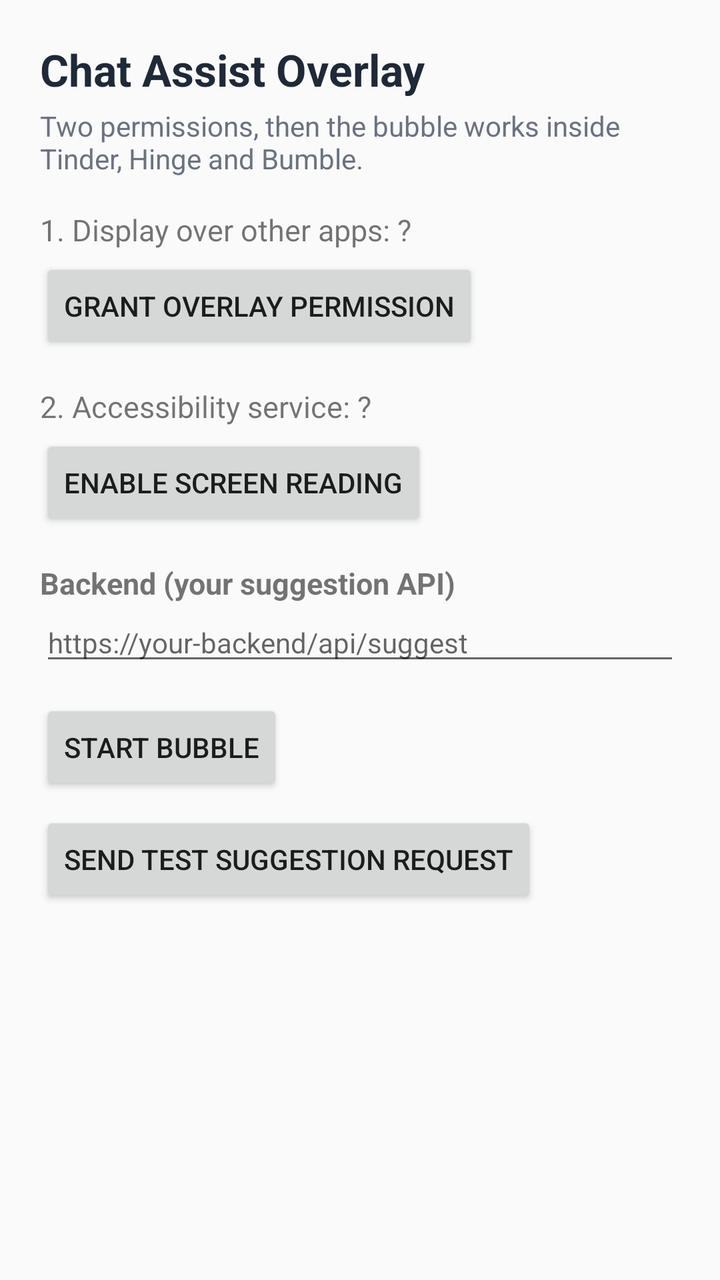
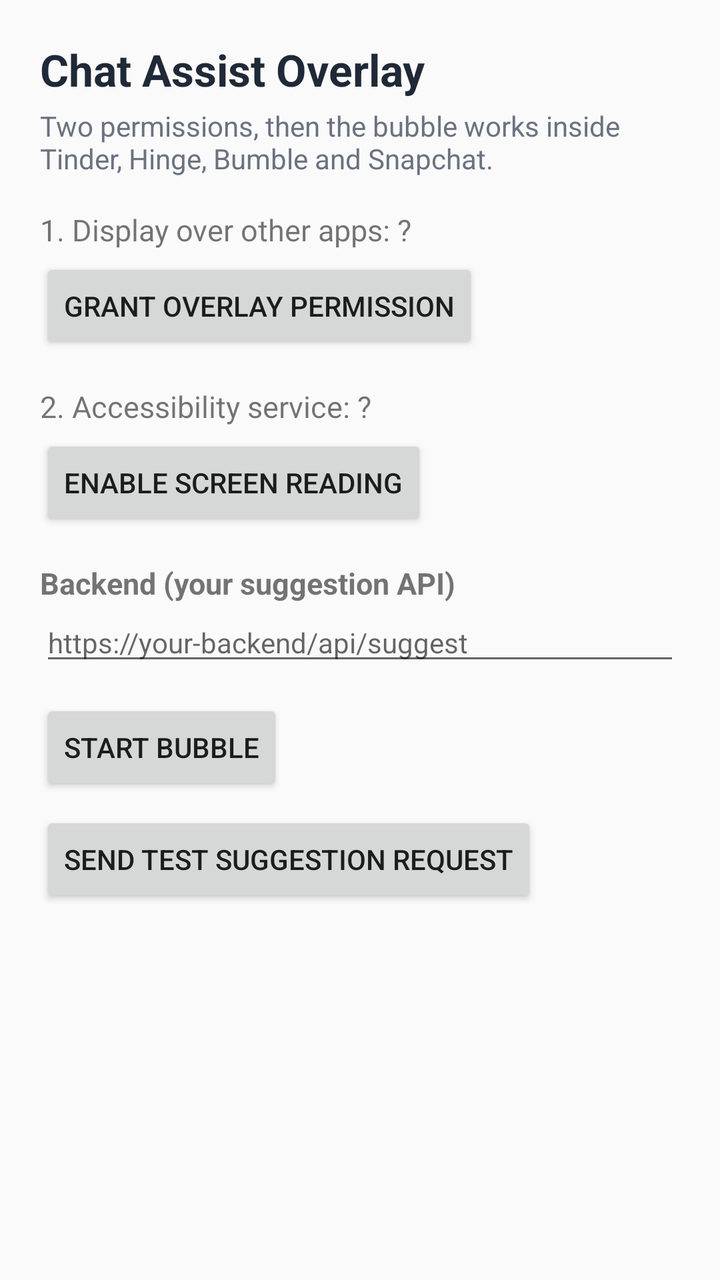

The first picture is an Android layout as it rendered before a commit; the second is the same layout after the commit. The layout source and the unified diff follow.
<!-- AndroidManifest.xml: application theme Theme.ChatAssist -->
<!-- res/layout/activity_main.xml -->
<?xml version="1.0" encoding="utf-8"?>
<ScrollView xmlns:android="http://schemas.android.com/apk/res/android"
    android:layout_width="match_parent"
    android:layout_height="match_parent"
    android:padding="20dp">

    <LinearLayout
        android:layout_width="match_parent"
        android:layout_height="wrap_content"
        android:orientation="vertical">

        <TextView
            android:layout_width="wrap_content"
            android:layout_height="wrap_content"
            android:text="Chat Assist Overlay"
            android:textColor="@color/ink"
            android:textSize="22sp"
            android:textStyle="bold" />

        <TextView
            android:layout_width="wrap_content"
            android:layout_height="wrap_content"
            android:layout_marginTop="4dp"
            android:text="Two permissions, then the bubble works inside Tinder, Hinge and Bumble."
            android:textColor="#6B7280"
            android:textSize="14sp" />

        <TextView
            android:id="@+id/statusOverlay"
            android:layout_width="wrap_content"
            android:layout_height="wrap_content"
            android:layout_marginTop="16dp"
            android:text="1. Display over other apps: ?"
            android:textSize="15sp" />

        <Button
            android:id="@+id/btnOverlay"
            android:layout_width="wrap_content"
            android:layout_height="wrap_content"
            android:layout_marginTop="4dp"
            android:text="Grant overlay permission" />

        <TextView
            android:id="@+id/statusA11y"
            android:layout_width="wrap_content"
            android:layout_height="wrap_content"
            android:layout_marginTop="16dp"
            android:text="2. Accessibility service: ?"
            android:textSize="15sp" />

        <Button
            android:id="@+id/btnA11y"
            android:layout_width="wrap_content"
            android:layout_height="wrap_content"
            android:layout_marginTop="4dp"
            android:text="Enable screen reading" />

        <TextView
            android:layout_width="wrap_content"
            android:layout_height="wrap_content"
            android:layout_marginTop="16dp"
            android:text="Backend (your suggestion API)"
            android:textSize="15sp"
            android:textStyle="bold" />

        <EditText
            android:id="@+id/inputBackendUrl"
            android:layout_width="match_parent"
            android:layout_height="wrap_content"
            android:hint="https://your-backend/api/suggest"
            android:inputType="textUri"
            android:textSize="14sp" />

        <Button
            android:id="@+id/btnStart"
            android:layout_width="wrap_content"
            android:layout_height="wrap_content"
            android:layout_marginTop="12dp"
            android:text="Start bubble" />

        <Button
            android:id="@+id/btnTest"
            android:layout_width="wrap_content"
            android:layout_height="wrap_content"
            android:layout_marginTop="8dp"
            android:text="Send test suggestion request" />

        <TextView
            android:id="@+id/testResult"
            android:layout_width="wrap_content"
            android:layout_height="wrap_content"
            android:layout_marginTop="8dp"
            android:text=""
            android:textSize="14sp" />
    </LinearLayout>
</ScrollView>
<!-- resources referenced by this layout -->
<resources>
  <color name="ink">#1F2937</color>
  <style name="Theme.ChatAssist" parent="Theme.AppCompat.Light.NoActionBar">
          <item name="colorPrimary">@color/brand</item>
          <item name="colorPrimaryDark">@color/brand_dark</item>
          <item name="android:windowBackground">@color/paper</item>
      </style>
  <color name="brand">#DB2777</color>
  <color name="brand_dark">#9D174D</color>
  <color name="paper">#FAFAFA</color>
</resources>

<!-- the commit's change to res/layout/activity_main.xml (unified diff, before → after) -->
@@ -21,7 +21,7 @@
             android:layout_width="wrap_content"
             android:layout_height="wrap_content"
             android:layout_marginTop="4dp"
-            android:text="Two permissions, then the bubble works inside Tinder, Hinge and Bumble."
+            android:text="Two permissions, then the bubble works inside Tinder, Hinge, Bumble and Snapchat."
             android:textColor="#6B7280"
             android:textSize="14sp" />
 
